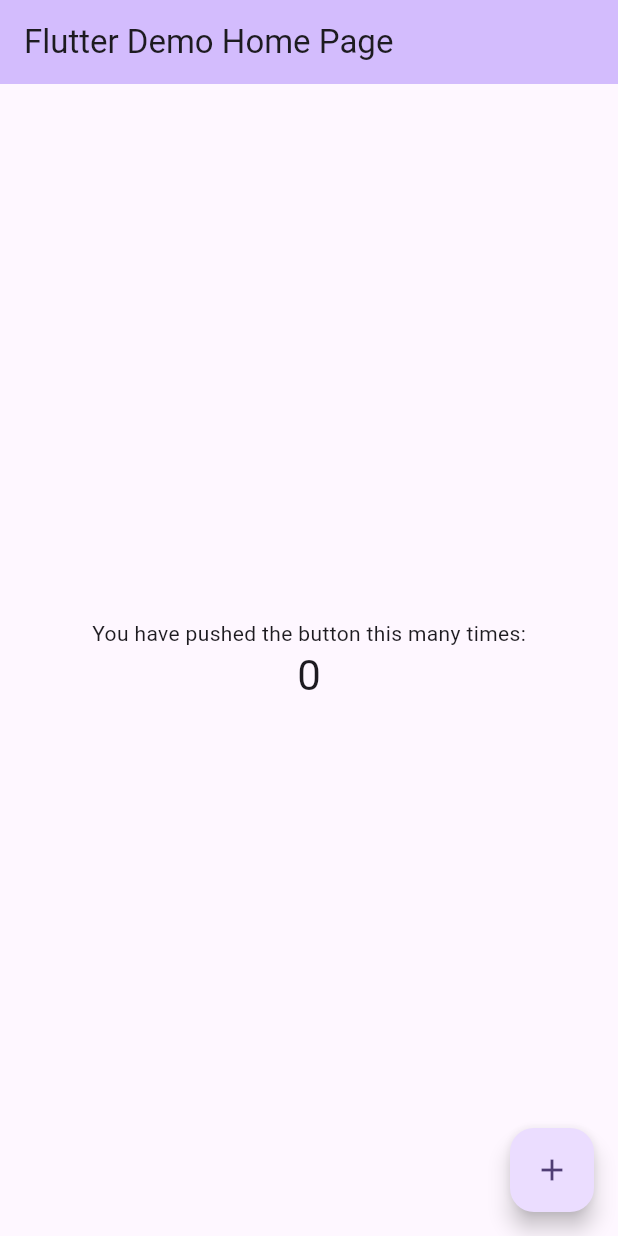
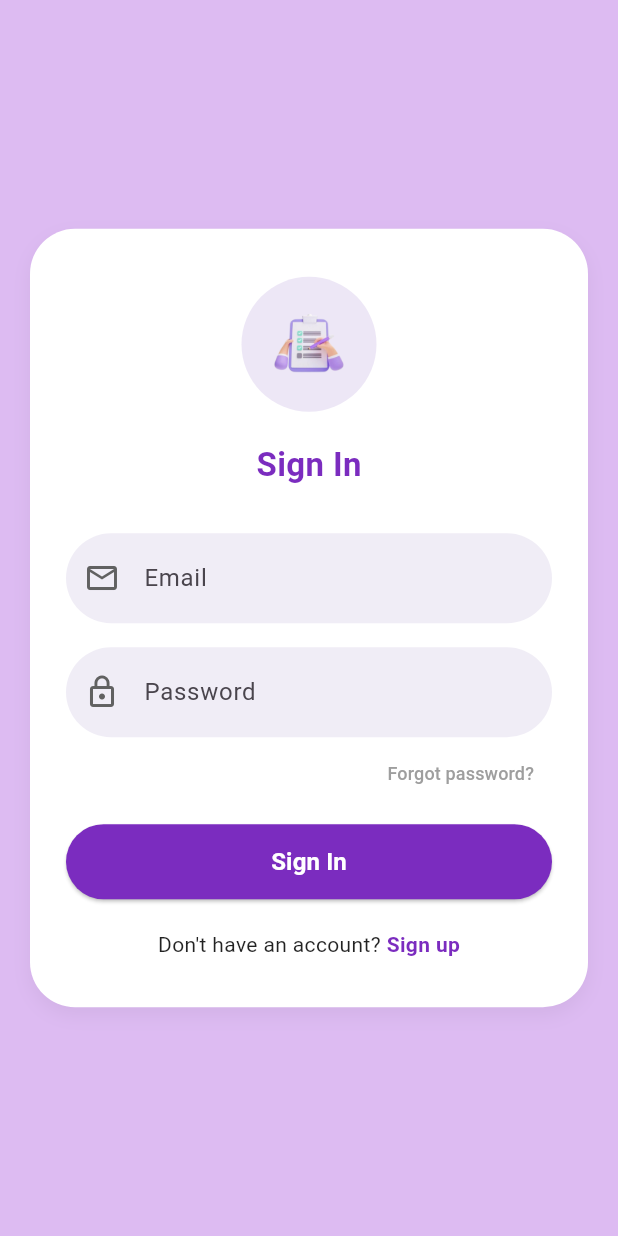
Before and after one commit to hajjkim/ToDoList_App, a Flutter app: the screen it shows after launch, on a phone screen of 412 x 824 dp. Run offline on Flutter 3.47's test engine with Material 3 defaults, Android fonts, the phone set to English and light mode, and no system bars.

Commit message:
Update Code

```diff
--- a/lib/main.dart
+++ b/lib/main.dart
@@ -1,4 +1,7 @@
 import 'package:flutter/material.dart';
+import 'screens/splash_screen.dart';
+import 'screens/signin_screen.dart';
+import 'screens/signup_screen.dart';
 
 void main() {
   runApp(const MyApp());
@@ -7,116 +10,21 @@ void main() {
 class MyApp extends StatelessWidget {
   const MyApp({super.key});
 
-  // This widget is the root of your application.
   @override
   Widget build(BuildContext context) {
     return MaterialApp(
-      title: 'Flutter Demo',
+      debugShowCheckedModeBanner: false,
+      title: 'OrbTask',
       theme: ThemeData(
-        // This is the theme of your application.
-        //
-        // TRY THIS: Try running your application with "flutter run". You'll see
-        // the application has a purple toolbar. Then, without quitting the app,
-        // try changing the seedColor in the colorScheme below to Colors.green
-        // and then invoke "hot reload" (save your changes or press the "hot
-        // reload" button in a Flutter-supported IDE, or press "r" if you used
-        // the command line to start the app).
-        //
-        // Notice that the counter didn't reset back to zero; the application
-        // state is not lost during the reload. To reset the state, use hot
-        // restart instead.
-        //
-        // This works for code too, not just values: Most code changes can be
-        // tested with just a hot reload.
-        colorScheme: ColorScheme.fromSeed(seedColor: Colors.deepPurple),
+        fontFamily: 'Roboto',
+        colorScheme: ColorScheme.fromSeed(seedColor: const Color(0xFF7B2CBF)),
+        useMaterial3: true,
       ),
-      home: const MyHomePage(title: 'Flutter Demo Home Page'),
+      home: const SplashScreen(),
+      routes: {
+        '/signin': (context) => const SignInScreen(),
+        '/signup': (context) => const SignUpScreen(),
+      },
     );
   }
 }
-
-class MyHomePage extends StatefulWidget {
-  const MyHomePage({super.key, required this.title});
-
-  // This widget is the home page of your application. It is stateful, meaning
-  // that it has a State object (defined below) that contains fields that affect
-  // how it looks.
-
-  // This class is the configuration for the state. It holds the values (in this
-  // case the title) provided by the parent (in this case the App widget) and
-  // used by the build method of the State. Fields in a Widget subclass are
-  // always marked "final".
-
-  final String title;
-
-  @override
-  State<MyHomePage> createState() => _MyHomePageState();
-}
-
-class _MyHomePageState extends State<MyHomePage> {
-  int _counter = 0;
-
-  void _incrementCounter() {
-    setState(() {
-      // This call to setState tells the Flutter framework that something has
-      // changed in this State, which causes it to rerun the build method below
-      // so that the display can reflect the updated values. If we changed
-      // _counter without calling setState(), then the build method would not be
-      // called again, and so nothing would appear to happen.
-      _counter++;
-    });
-  }
-
-  @override
-  Widget build(BuildContext context) {
-    // This method is rerun every time setState is called, for instance as done
-    // by the _incrementCounter method above.
-    //
-    // The Flutter framework has been optimized to make rerunning build methods
-    // fast, so that you can just rebuild anything that needs updating rather
-    // than having to individually change instances of widgets.
-    return Scaffold(
-      appBar: AppBar(
-        // TRY THIS: Try changing the color here to a specific color (to
-        // Colors.amber, perhaps?) and trigger a hot reload to see the AppBar
-        // change color while the other colors stay the same.
-        backgroundColor: Theme.of(context).colorScheme.inversePrimary,
-        // Here we take the value from the MyHomePage object that was created by
-        // the App.build method, and use it to set our appbar title.
-        title: Text(widget.title),
-      ),
-      body: Center(
-        // Center is a layout widget. It takes a single child and positions it
-        // in the middle of the parent.
-        child: Column(
-          // Column is also a layout widget. It takes a list of children and
-          // arranges them vertically. By default, it sizes itself to fit its
-          // children horizontally, and tries to be as tall as its parent.
-          //
-          // Column has various properties to control how it sizes itself and
-          // how it positions its children. Here we use mainAxisAlignment to
-          // center the children vertically; the main axis here is the vertical
-          // axis because Columns are vertical (the cross axis would be
-          // horizontal).
-          //
-          // TRY THIS: Invoke "debug painting" (choose the "Toggle Debug Paint"
-          // action in the IDE, or press "p" in the console), to see the
-          // wireframe for each widget.
-          mainAxisAlignment: MainAxisAlignment.center,
-          children: <Widget>[
-            const Text('You have pushed the button this many times:'),
-            Text(
-              '$_counter',
-              style: Theme.of(context).textTheme.headlineMedium,
-            ),
-          ],
-        ),
-      ),
-      floatingActionButton: FloatingActionButton(
-        onPressed: _incrementCounter,
-        tooltip: 'Increment',
-        child: const Icon(Icons.add),
-      ), // This trailing comma makes auto-formatting nicer for build methods.
-    );
-  }
-}
--- /dev/null
+++ b/lib/screens/signin_screen.dart
@@ -0,0 +1,137 @@
+import 'package:flutter/material.dart';
+
+class SignInScreen extends StatelessWidget {
+  const SignInScreen({super.key});
+
+  @override
+  Widget build(BuildContext context) {
+    return Scaffold(
+      backgroundColor: const Color(0xFFDDBBF2),
+      body: Center(
+        child: SingleChildScrollView(
+          child: Container(
+            margin: const EdgeInsets.all(20),
+            padding: const EdgeInsets.symmetric(horizontal: 24, vertical: 32),
+            decoration: BoxDecoration(
+              color: Colors.white,
+              borderRadius: BorderRadius.circular(30),
+              boxShadow: [
+                BoxShadow(
+                  color: Colors.black.withOpacity(0.05),
+                  blurRadius: 10,
+                  offset: const Offset(0, 5),
+                ),
+              ],
+            ),
+            child: Column(
+              children: [
+                // Logo
+                CircleAvatar(
+                  radius: 45,
+                  backgroundColor: const Color(0xFFEDE7F6),
+                  child: ClipRRect(
+                    borderRadius: BorderRadius.circular(45),
+                    child: Image.asset('assets/images/logo.png', height: 60),
+                  ),
+                ),
+                const SizedBox(height: 20),
+
+                const Text(
+                  "Sign In",
+                  style: TextStyle(
+                    fontSize: 22,
+                    fontWeight: FontWeight.bold,
+                    color: Color(0xFF7B2CBF),
+                  ),
+                ),
+                const SizedBox(height: 30),
+
+                _buildTextField("Email", Icons.email_outlined, false),
+                const SizedBox(height: 16),
+                _buildTextField("Password", Icons.lock_outline, true),
+
+                Align(
+                  alignment: Alignment.centerRight,
+                  child: TextButton(
+                    onPressed: () {},
+                    child: const Text(
+                      "Forgot password?",
+                      style: TextStyle(fontSize: 12, color: Colors.grey),
+                    ),
+                  ),
+                ),
+
+                const SizedBox(height: 10),
+
+                SizedBox(
+                  width: double.infinity,
+                  height: 50,
+                  child: ElevatedButton(
+                    onPressed: () {},
+                    style: ElevatedButton.styleFrom(
+                      backgroundColor: const Color(0xFF7B2CBF),
+                      shape: RoundedRectangleBorder(
+                        borderRadius: BorderRadius.circular(25),
+                      ),
+                    ),
+                    child: const Text(
+                      "Sign In",
+                      style: TextStyle(
+                        color: Colors.white,
+                        fontSize: 16,
+                        fontWeight: FontWeight.bold,
+                      ),
+                    ),
+                  ),
+                ),
+
+                const SizedBox(height: 20),
+
+                // Đổi màu và chia tách Sign up
+                Row(
+                  mainAxisAlignment: MainAxisAlignment.center,
+                  children: [
+                    const Text(
+                      "Don't have an account? ",
+                      style: TextStyle(color: Colors.black87),
+                    ),
+                    GestureDetector(
+                      onTap: () {
+                        Navigator.pushNamed(context, '/signup');
+                      },
+                      child: const Text(
+                        "Sign up",
+                        style: TextStyle(
+                          color: Color(0xFF7B2CBF),
+                          fontWeight: FontWeight.bold,
+                        ),
+                      ),
+                    ),
+                  ],
+                ),
+              ],
+            ),
+          ),
+        ),
+      ),
+    );
+  }
+
+  Widget _buildTextField(String hint, IconData icon, bool obscure) {
+    return TextField(
+      obscureText: obscure,
+      decoration: InputDecoration(
+        prefixIcon: Icon(icon, color: Colors.grey[700]),
+        hintText: hint,
+        filled: true,
+        fillColor: const Color(0xFFF0EDF6),
+        contentPadding:
+            const EdgeInsets.symmetric(vertical: 18, horizontal: 20),
+        border: OutlineInputBorder(
+          borderSide: BorderSide.none,
+          borderRadius: BorderRadius.circular(30),
+        ),
+      ),
+    );
+  }
+}
--- a/pubspec.yaml
+++ b/pubspec.yaml
@@ -51,6 +51,9 @@ dev_dependencies:
 
 # The following section is specific to Flutter packages.
 flutter:
+  assets:
+    - assets/images/logo.png
+
 
   # The following line ensures that the Material Icons font is
   # included with your application, so that you can use the icons in
```
Also changed, not shown: lib/screens/signup_screen.dart (added, +157 -0 lines), lib/screens/splash_screen.dart (added, +58 -0 lines), assets/images/logo.png (added).
